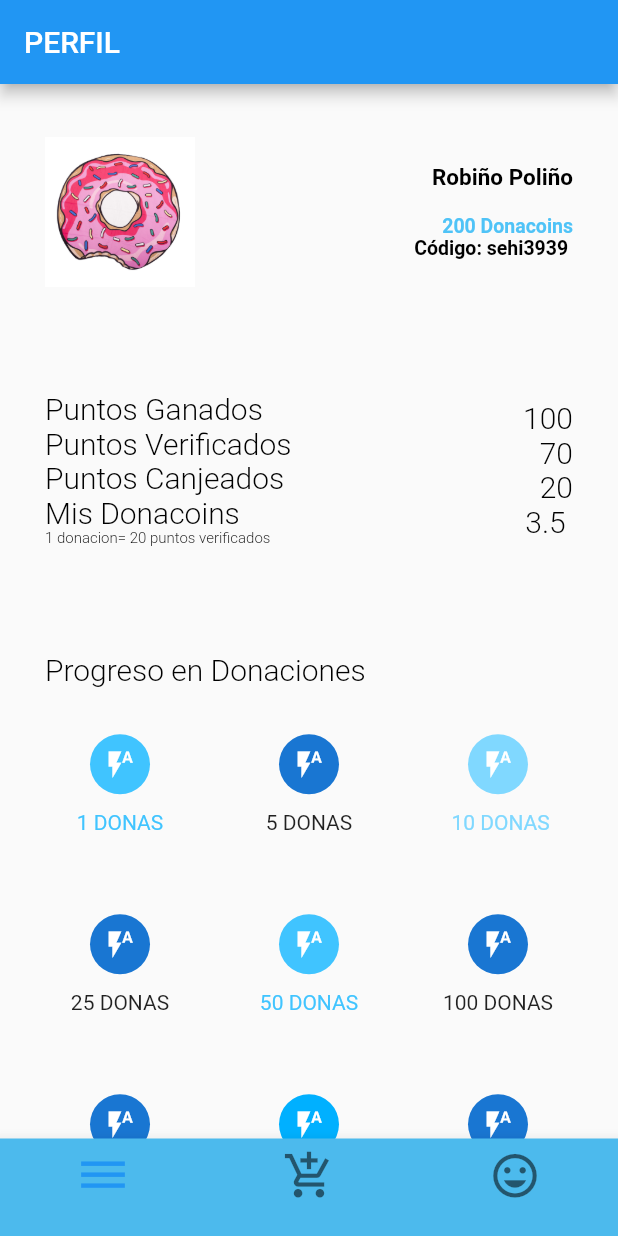
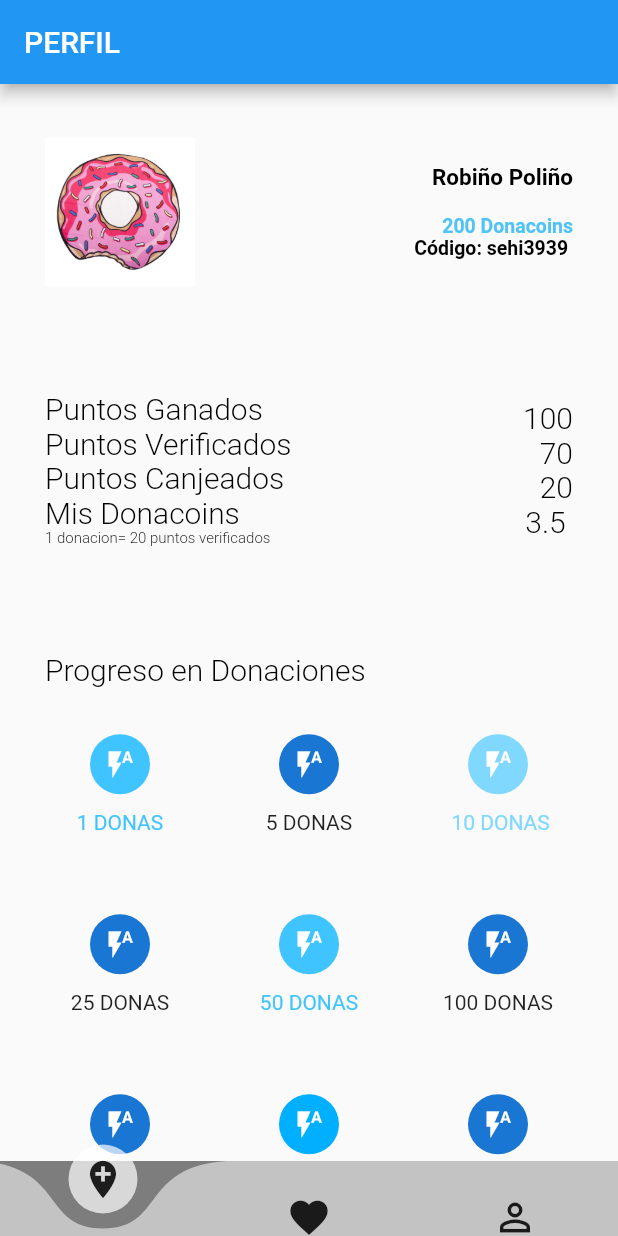
Before and after one commit to renzorosaz/hackatondona2, a Flutter app: the screen it shows after launch, on a phone screen of 412 x 824 dp. Run offline on Flutter 3.47's test engine with Material 2 defaults, Android fonts, the phone set to English and light mode, and no system bars; drawn by our look-alikes of curved_navigation_bar; our stand-ins replace flutter_map, image_picker, latlong.

Commit message:
actualzacion final

```diff
--- a/lib/main.dart
+++ b/lib/main.dart
@@ -1,30 +1,79 @@
 import 'package:flutter/material.dart';
+import 'package:curved_navigation_bar/curved_navigation_bar.dart';
 import 'package:hackaton/src/pages/donacion_page.dart';
 import 'package:hackaton/src/pages/menu_page.dart';
 import 'package:hackaton/src/pages/perfil_page.dart';
 
-void main() async => runApp(MyApp());
+void main() => runApp(MaterialApp(home: BottomNavBar()));
 
-class MyApp extends StatefulWidget {
+class BottomNavBar extends StatefulWidget {
   @override
-  _MyApp createState() => _MyApp();
+  _BottomNavBarState createState() => _BottomNavBarState();
 }
-//prueba
-class _MyApp extends State<MyApp>{
+
+class _BottomNavBarState extends State<BottomNavBar> {
+
+
+
+  final PerfilPage _perfil= new PerfilPage();
+  final MenuPage _menu= new MenuPage();
+  final DonacionPage _donacion= new DonacionPage();
+
+  Widget _showPage= new PerfilPage();
+
+  Widget _pageChoosen(int page){
+    switch(page){
+      case 0:
+      return _menu;
+      break;
+      case 1:
+      return _donacion;
+      break;
+      case 2:
+      return _perfil;
+      break;
+      default:
+      return new Container(
+        child: new Center(
+          child: new Text(
+            'No page Found'
+          ),
+        ),
+      );
+    }
+  }
+
+  GlobalKey _bottomNavigationKey = GlobalKey();
+
 
   @override
   Widget build(BuildContext context) {
+    return Scaffold(
 
-    return MaterialApp(
-      debugShowCheckedModeBanner: false,
-      title:'Prueba Hackaton',
-      initialRoute: 'perfil',
-      routes: {
-        'perfil' : (BuildContext context) => PerfilPage(),
-        'registro' : (BuildContext context) => DonacionPage(),
-        'menu' : (BuildContext context) => MenuPage(),
-      },
-    );
-
+        bottomNavigationBar: CurvedNavigationBar(
+          key: _bottomNavigationKey,
+          index: 0,
+          height: 50.0,
+          items: <Widget>[
+            Icon(Icons.add_location, size: 30),
+            Icon(Icons.favorite, size: 30),
+            Icon(Icons.perm_identity, size: 30),
+          ],
+          color: Colors.white54,
+          buttonBackgroundColor: Colors.white70,
+          backgroundColor: Colors.black.withOpacity(0.5),
+          animationCurve: Curves.easeInOut,
+          animationDuration: Duration(milliseconds: 600),
+          onTap: (int tappedIndex) {
+            setState(() {
+              _showPage = _pageChoosen(tappedIndex);
+            });
+          },
+        ),
+        body: Container(
+          child: Center(
+            child: _showPage
+          ),
+        ));
   }
 }
--- /dev/null
+++ b/lib/src/Provider/donacion_provider.dart
@@ -0,0 +1,5 @@
+import 'dart:convert';
+
+import 'package:hackaton/src/Model/donaAcopio_model.dart';
+import 'package:http/http.dart' as http;
+import 'package:http_parser/http_parser.dart' as http;
--- a/lib/src/pages/perfil_page.dart
+++ b/lib/src/pages/perfil_page.dart
@@ -1,16 +1,18 @@
 
 import 'package:flutter/material.dart';
+
 
 class PerfilPage extends StatelessWidget {
 
   @override
   Widget build(BuildContext context) {
 
-    return Scaffold(
+        return Scaffold(
       appBar: AppBar(
         title: Text('PERFIL'),
       ),
-      body: Stack(
+      body:
+       Stack(
         children: <Widget>[
              SingleChildScrollView(
             child: Column(
@@ -29,7 +31,7 @@ class PerfilPage extends StatelessWidget {
         ],
 
       ),
-      bottomNavigationBar: _bottomNavigatorBar(context)
+
     );
   }
 
@@ -74,27 +76,6 @@ class PerfilPage extends StatelessWidget {
 
   }
 
-  Widget _infoCoins(BuildContext context){
-
-    return SafeArea(
-          child: Container(
-
-            padding: EdgeInsets.all(20.0),
-           margin: EdgeInsets.symmetric(horizontal: 20.0,vertical: 20.0),
-
-           child: Column(
-                    mainAxisAlignment: MainAxisAlignment.end,
-                    children: <Widget>[
-                    Text('Robiño Poliño',style: TextStyle(color:Colors.black,fontSize:20.0,fontWeight: FontWeight.bold),),
-                    Divider(),
-                   Text('200 Donacoins',style: TextStyle(color:Colors.lightBlue[300],fontSize:20.0,fontWeight: FontWeight.w600),),
-                   Text('Código: sehi3939 ',style: TextStyle(color:Colors.black,fontSize:20.0,fontWeight: FontWeight.w600),),
-
-                ],
-              ),
-          ),
-    );
-  }
 
   Widget _infoDetalle(BuildContext context){
 
@@ -218,34 +199,8 @@ class PerfilPage extends StatelessWidget {
 
    }
 
-  Widget _bottomNavigatorBar(BuildContext context){
 
-    return new Theme(
-      data: Theme.of(context).copyWith(
-         canvasColor: Color.fromRGBO(76, 186, 237, 1.0) ,
-         primaryColor: Colors.white,
-         textTheme: Theme.of(context).textTheme.copyWith(
-           caption:TextStyle(color: Color.fromRGBO(116, 117, 152, 1.0))
-         )
-      ),
-      child: BottomNavigationBar(
 
-        items:[
-          BottomNavigationBarItem(
-            icon:Icon(Icons.dehaze,size:35.0),
-            title: Container(),
-          ),
-          BottomNavigationBarItem(
-            icon:Icon(Icons.add_shopping_cart,size:35.0),
-             title: Container(),
-          ),
-          BottomNavigationBarItem(
-            icon:Icon(Icons.mood,size:35.0),
-             title: Container(),
-          )
-        ] ,
-      ),
-    );
+
 
   }
-}
--- a/pubspec.yaml
+++ b/pubspec.yaml
@@ -31,7 +31,7 @@ dependencies:
 
   ff_navigation_bar: ^0.0.1
   image_picker: ^0.6.7
-
+  curved_navigation_bar: ^0.3.2
 
   flutter_map:
   latlong:
```
Also changed, not shown: lib/src/Bloc/validator.dart (added, +40 -0 lines), lib/src/Model/persona_model.dart (added, +65 -0 lines), lib/src/pages/donacion_page.dart (+12 -13 lines), lib/src/pages/menu_page.dart (+1 -30 lines), pubspec.lock.
